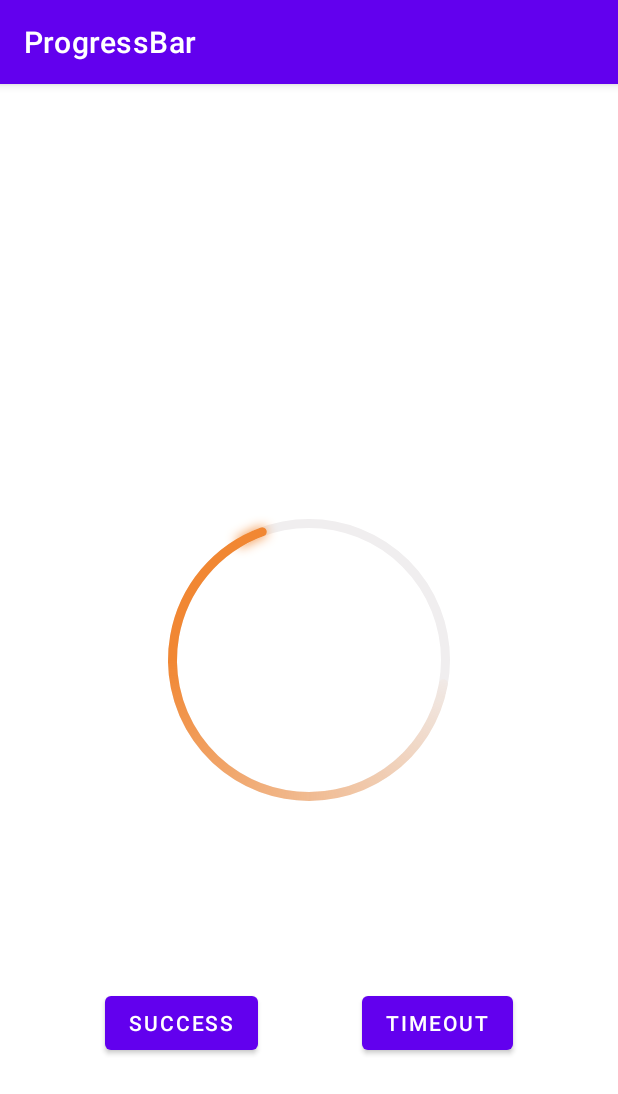
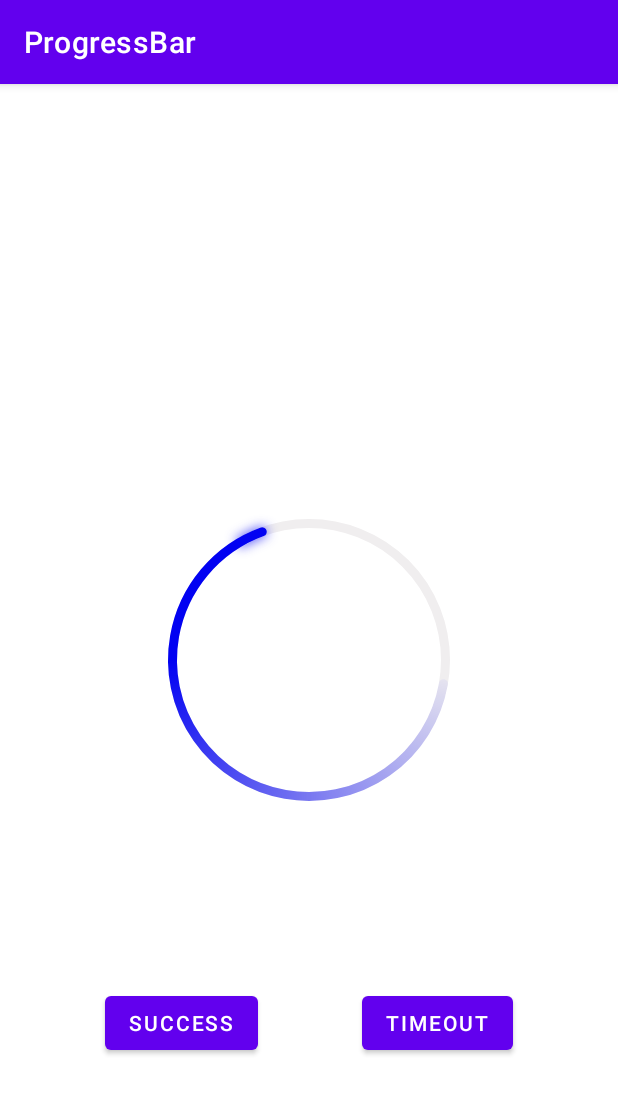
Before and after one commit to leptodon/ProgressBar, an Android app: the screen it shows after launch (MainActivity), after a tap on "SUCCESS", on a phone screen of 412 x 824 dp. Shown: the top 1094 px of the screen. Run offline under Robolectric (Android 15) with nearby library versions, the phone set to English and light mode, and no system bars.

Commit message:
bad idea

```diff
--- a/app/src/main/java/ru/cactus/progressbar/MainActivity.kt
+++ b/app/src/main/java/ru/cactus/progressbar/MainActivity.kt
@@ -12,17 +12,19 @@ class MainActivity : AppCompatActivity() {
         setContentView(R.layout.activity_main)
 
         val cpb: CustomProgressBar = findViewById(R.id.bar)
-        cpb.handlerState(EngineState.START)
+
+        cpb.handlerState(EngineState.START) // Передаю state на запуск анимации
+
         val btn = findViewById<Button>(R.id.button)
         btn.text = getString(R.string.success)
         btn.setOnClickListener{
-            cpb.handlerState(EngineState.START_SUCCESS)
+            cpb.handlerState(EngineState.START_SUCCESS) // Передаю state на изменение цвета
         }
 
         val btn2 = findViewById<Button>(R.id.button2)
         btn2.text = getString(R.string.timeout)
         btn2.setOnClickListener{
-            cpb.handlerState(EngineState.START_TIMEOUT)
+            cpb.handlerState(EngineState.START_TIMEOUT) // Передаю state на остановку анимации
         }
     }
 }
--- a/app/src/main/java/ru/cactus/progressbar/animation/CustomProgressBar.kt
+++ b/app/src/main/java/ru/cactus/progressbar/animation/CustomProgressBar.kt
@@ -1,12 +1,11 @@
 package ru.cactus.progressbar.animation
 
-import android.animation.AnimatorSet
-import android.animation.ObjectAnimator
-import android.animation.ValueAnimator
+import android.animation.*
 import android.content.Context
 import android.graphics.*
 import android.util.AttributeSet
 import android.util.DisplayMetrics
+import android.util.Log
 import android.util.TypedValue
 import android.view.View
 import android.view.animation.LinearInterpolator
@@ -28,18 +27,19 @@ class CustomProgressBar @JvmOverloads constructor(
     private var mPaintGlow: Paint = Paint()
     private var mRect: RectF
     private lateinit var mBodyGradient: SweepGradient
-    private var mBodyGradientFromToColors: IntArray
-    private var mGradientFromToPositions: FloatArray
+    private lateinit var mBodyGradientFromToColors: IntArray
+    private lateinit var mGradientFromToPositions: FloatArray
     private var currentAngle by Delegates.notNull<Float>()
     private lateinit var animatorSet: AnimatorSet
 
     private var currentColor by Delegates.notNull<Int>()
 
-    private val backgroundColor: Int = ResourcesCompat.getColor(resources, R.color.background_color, null)
+    private val backgroundColor: Int =
+        ResourcesCompat.getColor(resources, R.color.background_color, null)
     private val blueColor: Int = ResourcesCompat.getColor(resources, R.color.blue, null)
     private val orangeColor: Int = ResourcesCompat.getColor(resources, R.color.orange, null)
 
-    private var drawState:Int = 0
+    private var drawState: Int = 0
 
 
     companion object {
@@ -76,33 +76,8 @@ class CustomProgressBar @JvmOverloads constructor(
             displayMetrics
         )
 
-        currentColor = blueColor
-
-        mPaintBackground.color = backgroundColor
-        mPaintBackground.strokeWidth = mBodyStrokeWidthPx
-        mPaintBackground.style = Paint.Style.STROKE
-
-        mPaintOrangeBackground.color = orangeColor
-        mPaintOrangeBackground.strokeWidth = mBodyStrokeWidthPx
-        mPaintOrangeBackground.style = Paint.Style.STROKE
-
         mRect = RectF()
-
-        mPaintBody.isAntiAlias = true
-        mPaintBody.color = currentColor
-        mPaintBody.strokeWidth = mBodyStrokeWidthPx
-        mPaintBody.style = Paint.Style.STROKE
-        mPaintBody.strokeJoin = Paint.Join.ROUND
-        mPaintBody.strokeCap = Paint.Cap.ROUND
-
-        mPaintGlow.set(mPaintBody)
-        mPaintGlow.color = currentColor
-        mPaintGlow.strokeWidth = mGlowStrokeWidthPx
-        mPaintGlow.alpha = 200
-        mPaintGlow.maskFilter = BlurMaskFilter(mBodyStrokeWidthPx, BlurMaskFilter.Blur.OUTER)
-
-        mBodyGradientFromToColors = intArrayOf(Color.TRANSPARENT, currentColor)
-        mGradientFromToPositions = floatArrayOf(0F, NORMALIZED_GRADIENT_LENGTH)
+        drawPaint(backgroundColor, blueColor)
     }
 
     fun handlerState(state: EngineState) {
@@ -142,20 +117,13 @@ class CustomProgressBar @JvmOverloads constructor(
             0 -> {
                 canvas?.drawArc(mRect, 0f, 360f, false, mPaintBackground)
                 canvas?.drawArc(mRect, 10f, currentAngle, false, mPaintBody)
-                canvas?.drawArc(mRect, currentAngle+10f, -10f, false, mPaintGlow)
+                canvas?.drawArc(mRect, currentAngle + 10f, -10f, false, mPaintGlow)
             }
             1 -> {
                 canvas?.drawArc(mRect, 0f, 360f, false, mPaintBackground)
             }
         }
-        mDraw(canvas)
         postInvalidateOnAnimation()
-    }
-
-    fun mDraw(canvas: Canvas?) {
-        if (canvas == null) {
-            return
-        }
     }
 
     override fun onSizeChanged(w: Int, h: Int, oldw: Int, oldh: Int) {
@@ -194,23 +162,91 @@ class CustomProgressBar @JvmOverloads constructor(
 
     private fun cleanStart() {
         animatorSet = AnimatorSet()
-        animatorSet.play(createGrowTailAnimator()).with(createRotationAnimator())
+        animatorSet.play(createGrowTailAnimator())
+            .after(createChangeColorAnimator()).after(createRotationAnimator())
+//        animatorSet.playTogether(createGrowTailAnimator(), createRotationAnimator())
         animatorSet.duration = 4000
         animatorSet.start()
         growTail()
     }
 
-    private fun changeColor() {
-        currentColor = orangeColor
-        mPaintBody.color = orangeColor
-        mPaintGlow.color = orangeColor
-        mBodyGradientFromToColors = intArrayOf(Color.TRANSPARENT, orangeColor)
-        onSizeChanged(width,height,width,height)
+    private fun createChangeColorAnimator(): ValueAnimator {
+        val transitionColor: ValueAnimator = ValueAnimator.ofInt(
+            blueColor,
+            orangeColor
+        )
+        transitionColor.setEvaluator(ArgbEvaluator())
+        transitionColor.duration = 5
+        transitionColor.addUpdateListener {
+            ValueAnimator.AnimatorUpdateListener { animation ->
+                val newcolor: Int = animation.animatedValue as Int
+                drawPaint(backgroundColor, newcolor)
+            }
+        }
+        return transitionColor
     }
 
-    private fun changeColorAndStop(){
-        mPaintBackground.color = orangeColor
-        drawState = 1
+    private fun drawPaint(colorBack: Int, colorCircle: Int) {
+
+        mPaintBackground.color = colorBack
+        mPaintBackground.strokeWidth = mBodyStrokeWidthPx
+        mPaintBackground.style = Paint.Style.STROKE
+
+//        mPaintOrangeBackground.color = orangeColor
+//        mPaintOrangeBackground.strokeWidth = mBodyStrokeWidthPx
+//        mPaintOrangeBackground.style = Paint.Style.STROKE
+
+
+        mPaintBody.isAntiAlias = true
+        mPaintBody.color = colorCircle
+        mPaintBody.strokeWidth = mBodyStrokeWidthPx
+        mPaintBody.style = Paint.Style.STROKE
+        mPaintBody.strokeJoin = Paint.Join.ROUND
+        mPaintBody.strokeCap = Paint.Cap.ROUND
+
+        mPaintGlow.set(mPaintBody)
+        mPaintGlow.color = colorCircle
+        mPaintGlow.strokeWidth = mGlowStrokeWidthPx
+        mPaintGlow.alpha = 200
+        mPaintGlow.maskFilter = BlurMaskFilter(mBodyStrokeWidthPx, BlurMaskFilter.Blur.OUTER)
+
+        mBodyGradientFromToColors = intArrayOf(Color.TRANSPARENT, colorCircle)
+        mGradientFromToPositions = floatArrayOf(0F, NORMALIZED_GRADIENT_LENGTH)
+
         invalidate()
     }
+
+    private fun changeColor() {
+        createChangeColorAnimator().start()
+//        mPaintBody.color = orangeColor
+//        mPaintGlow.color = orangeColor
+////        val fadeColor: ObjectAnimator = ObjectAnimator.ofObject(mPaintBody, "color", ArgbEvaluator(), currentColor ) as ObjectAnimator
+////        fadeColor.duration = 5
+////        fadeColor.interpolator = LinearInterpolator()
+////        fadeColor.addUpdateListener { ValueAnimator.AnimatorUpdateListener {
+////            animation -> currentColor = animation.animatedValue as Int
+////            Log.d("TAG", animation.animatedValue.toString())
+////            invalidate()
+////        } }
+////        fadeColor.start()
+////        currentColor = orangeColor
+//        mBodyGradientFromToColors = intArrayOf(Color.TRANSPARENT, orangeColor)
+//        onSizeChanged(width, height, width, height)
+    }
+
+    private fun changeColorAndStop() {
+        createChangeColorAnimator().start()
+//        mPaintBackground.color = orangeColor
+//        drawState = 1
+//        invalidate()
+    }
 }
+
+enum class EngineState {
+    START,
+    START_SUCCESS,
+    START_TIMEOUT,
+    STOP,
+    STOP_SUCCESS,
+    STOP_TIMEOUT
+}
--- a/app/src/main/java/ru/cactus/progressbar/animation/EngineState.kt
+++ /dev/null
@@ -1,10 +0,0 @@
-package ru.cactus.progressbar.animation
-
-enum class EngineState {
-    START,
-    START_SUCCESS,
-    START_TIMEOUT,
-    STOP,
-    STOP_SUCCESS,
-    STOP_TIMEOUT
-}
```
